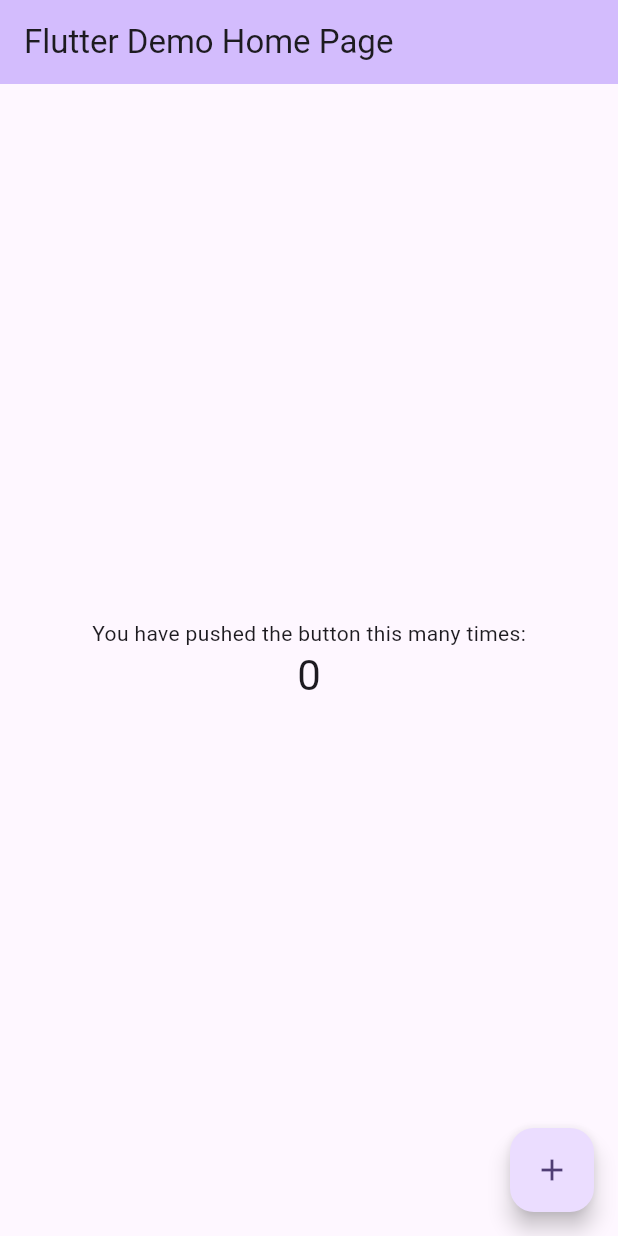
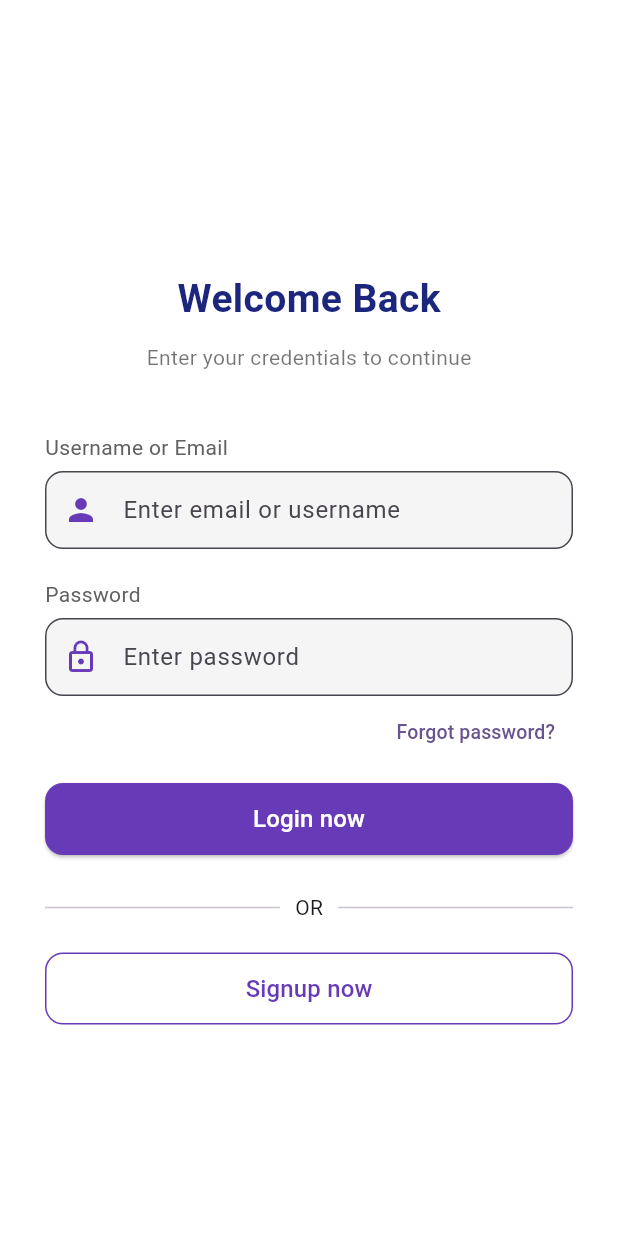
Before and after one commit to mausinjannat/fixItNow, a Flutter app: the screen it shows after launch, on a phone screen of 412 x 824 dp. Run offline on Flutter 3.47's test engine with Material 3 defaults, Android fonts, the phone set to English and light mode, and no system bars; our stand-ins replace firebase_core; accounts and stored records are empty.

Commit message:
1 st commit

```diff
--- a/lib/main.dart
+++ b/lib/main.dart
@@ -1,9 +1,10 @@
 import 'package:flutter/material.dart';
 import 'package:firebase_core/firebase_core.dart';
 import 'firebase_options.dart';
+import 'screens/log_in_team_mritteka.dart'; // ✅ Import your login screen
 
-
-void main() async{
+void main() async {
+  WidgetsFlutterBinding.ensureInitialized(); // ✅ Required before Firebase.init
   await Firebase.initializeApp(
     options: DefaultFirebaseOptions.currentPlatform,
   );
@@ -13,116 +14,16 @@ void main() async{
 class MyApp extends StatelessWidget {
   const MyApp({super.key});
 
-  // This widget is the root of your application.
   @override
   Widget build(BuildContext context) {
     return MaterialApp(
-      title: 'Flutter Demo',
+      title: 'FixItNow App',
+      debugShowCheckedModeBanner: false,
       theme: ThemeData(
-        // This is the theme of your application.
-        //
-        // TRY THIS: Try running your application with "flutter run". You'll see
-        // the application has a purple toolbar. Then, without quitting the app,
-        // try changing the seedColor in the colorScheme below to Colors.green
-        // and then invoke "hot reload" (save your changes or press the "hot
-        // reload" button in a Flutter-supported IDE, or press "r" if you used
-        // the command line to start the app).
-        //
-        // Notice that the counter didn't reset back to zero; the application
-        // state is not lost during the reload. To reset the state, use hot
-        // restart instead.
-        //
-        // This works for code too, not just values: Most code changes can be
-        // tested with just a hot reload.
         colorScheme: ColorScheme.fromSeed(seedColor: Colors.deepPurple),
+        useMaterial3: true,
       ),
-      home: const MyHomePage(title: 'Flutter Demo Home Page'),
+      home: const LogInTeamMritteka(), // ✅ Set login page as home
     );
   }
 }
-
-class MyHomePage extends StatefulWidget {
-  const MyHomePage({super.key, required this.title});
-
-  // This widget is the home page of your application. It is stateful, meaning
-  // that it has a State object (defined below) that contains fields that affect
-  // how it looks.
-
-  // This class is the configuration for the state. It holds the values (in this
-  // case the title) provided by the parent (in this case the App widget) and
-  // used by the build method of the State. Fields in a Widget subclass are
-  // always marked "final".
-
-  final String title;
-
-  @override
-  State<MyHomePage> createState() => _MyHomePageState();
-}
-
-class _MyHomePageState extends State<MyHomePage> {
-  int _counter = 0;
-
-  void _incrementCounter() {
-    setState(() {
-      // This call to setState tells the Flutter framework that something has
-      // changed in this State, which causes it to rerun the build method below
-      // so that the display can reflect the updated values. If we changed
-      // _counter without calling setState(), then the build method would not be
-      // called again, and so nothing would appear to happen.
-      _counter++;
-    });
-  }
-
-  @override
-  Widget build(BuildContext context) {
-    // This method is rerun every time setState is called, for instance as done
-    // by the _incrementCounter method above.
-    //
-    // The Flutter framework has been optimized to make rerunning build methods
-    // fast, so that you can just rebuild anything that needs updating rather
-    // than having to individually change instances of widgets.
-    return Scaffold(
-      appBar: AppBar(
-        // TRY THIS: Try changing the color here to a specific color (to
-        // Colors.amber, perhaps?) and trigger a hot reload to see the AppBar
-        // change color while the other colors stay the same.
-        backgroundColor: Theme.of(context).colorScheme.inversePrimary,
-        // Here we take the value from the MyHomePage object that was created by
-        // the App.build method, and use it to set our appbar title.
-        title: Text(widget.title),
-      ),
-      body: Center(
-        // Center is a layout widget. It takes a single child and positions it
-        // in the middle of the parent.
-        child: Column(
-          // Column is also a layout widget. It takes a list of children and
-          // arranges them vertically. By default, it sizes itself to fit its
-          // children horizontally, and tries to be as tall as its parent.
-          //
-          // Column has various properties to control how it sizes itself and
-          // how it positions its children. Here we use mainAxisAlignment to
-          // center the children vertically; the main axis here is the vertical
-          // axis because Columns are vertical (the cross axis would be
-          // horizontal).
-          //
-          // TRY THIS: Invoke "debug painting" (choose the "Toggle Debug Paint"
-          // action in the IDE, or press "p" in the console), to see the
-          // wireframe for each widget.
-          mainAxisAlignment: MainAxisAlignment.center,
-          children: <Widget>[
-            const Text('You have pushed the button this many times:'),
-            Text(
-              '$_counter',
-              style: Theme.of(context).textTheme.headlineMedium,
-            ),
-          ],
-        ),
-      ),
-      floatingActionButton: FloatingActionButton(
-        onPressed: _incrementCounter,
-        tooltip: 'Increment',
-        child: const Icon(Icons.add),
-      ), // This trailing comma makes auto-formatting nicer for build methods.
-    );
-  }
-}
--- /dev/null
+++ b/lib/screens/log_in_team_mritteka.dart
@@ -0,0 +1,164 @@
+import 'package:flutter/material.dart';
+import 'team_dashboard_mritteka.dart'; // Import the target page
+
+class LogInTeamMritteka extends StatelessWidget {
+  const LogInTeamMritteka({super.key});
+
+  @override
+  Widget build(BuildContext context) {
+    return Scaffold(
+      backgroundColor: Colors.white,
+      body: Center(
+        child: SingleChildScrollView(
+          padding: const EdgeInsets.symmetric(horizontal: 30.0),
+          child: Column(
+            crossAxisAlignment: CrossAxisAlignment.center,
+            children: [
+              const SizedBox(height: 40),
+              const Text(
+                'Welcome Back',
+                style: TextStyle(
+                  fontSize: 26,
+                  fontWeight: FontWeight.bold,
+                  color: Color(0xFF1D267D),
+                ),
+              ),
+              const SizedBox(height: 10),
+              const Text(
+                'Enter your credentials to continue',
+                style: TextStyle(color: Colors.black54),
+              ),
+              const SizedBox(height: 40),
+
+              // Email Field
+              Align(
+                alignment: Alignment.centerLeft,
+                child: Text(
+                  "Username or Email",
+                  style: TextStyle(color: Colors.grey[700]),
+                ),
+              ),
+              const SizedBox(height: 6),
+              TextField(
+                decoration: InputDecoration(
+                  hintText: 'Enter email or username',
+                  prefixIcon: const Icon(Icons.person, color: Colors.deepPurple),
+                  filled: true,
+                  fillColor: const Color(0xFFF5F5F5),
+                  contentPadding: const EdgeInsets.symmetric(vertical: 14, horizontal: 20),
+                  border: OutlineInputBorder(
+                    borderRadius: BorderRadius.circular(12),
+                    borderSide: const BorderSide(color: Colors.deepPurple, width: 1),
+
+                  ),
+                ),
+              ),
+
+              const SizedBox(height: 20),
+
+              // Password Field
+              Align(
+                alignment: Alignment.centerLeft,
+                child: Text(
+                  "Password",
+                  style: TextStyle(color: Colors.grey[700]),
+                ),
+              ),
+              const SizedBox(height: 6),
+              TextField(
+                obscureText: true,
+                decoration: InputDecoration(
+                  hintText: 'Enter password',
+                  prefixIcon: const Icon(Icons.lock_outline, color: Colors.deepPurple),
+                  filled: true,
+                  fillColor: const Color(0xFFF5F5F5),
+                  contentPadding: const EdgeInsets.symmetric(vertical: 14, horizontal: 20),
+
+                  border: OutlineInputBorder(
+                    borderRadius: BorderRadius.circular(12),
+                    borderSide: const BorderSide(color: Colors.deepPurple, width: 1),
+
+
+                  ),
+                ),
+              ),
+
+              // Forgot Password
+              Align(
+                alignment: Alignment.centerRight,
+                child: TextButton(
+                  onPressed: () {},
+                  child: const Text(
+                    'Forgot password?',
+                    style: TextStyle(fontSize: 13),
+                  ),
+                ),
+              ),
+
+              const SizedBox(height: 10),
+
+              // Login Button
+              SizedBox(
+                width: double.infinity,
+                height: 48,
+                child: ElevatedButton(
+                  onPressed: () {
+                    Navigator.push(
+                      context,
+                      MaterialPageRoute(builder: (context) => const TeamDashboardMritteka()),
+                    );
+                  },
+                  style: ElevatedButton.styleFrom(
+                    backgroundColor: Colors.deepPurple,
+                    shape: RoundedRectangleBorder(
+                      borderRadius: BorderRadius.circular(12),
+                    ),
+                  ),
+                  child: const Text(
+                    'Login now',
+                    style: TextStyle(fontSize: 16, color: Colors.white),
+                  ),
+                ),
+              ),
+
+              const SizedBox(height: 25),
+
+              // OR Divider
+              Row(
+                children: const [
+                  Expanded(child: Divider(thickness: 1)),
+                  Padding(
+                    padding: EdgeInsets.symmetric(horizontal: 10),
+                    child: Text("OR"),
+                  ),
+                  Expanded(child: Divider(thickness: 1)),
+                ],
+              ),
+
+              const SizedBox(height: 20),
+
+              // Signup Button
+              SizedBox(
+                width: double.infinity,
+                height: 48,
+                child: OutlinedButton(
+                  onPressed: () {},
+                  style: OutlinedButton.styleFrom(
+                    side: const BorderSide(color: Colors.deepPurple),
+                    shape: RoundedRectangleBorder(
+                      borderRadius: BorderRadius.circular(12),
+                    ),
+                  ),
+                  child: const Text(
+                    'Signup now',
+                    style: TextStyle(color: Colors.deepPurple, fontSize: 16),
+                  ),
+                ),
+              ),
+            ],
+          ),
+        ),
+      ),
+    );
+  }
+}
```
Also changed, not shown: lib/screens/complaint_electrician_mritteka.dart (added, +239 -0 lines), lib/screens/history_mritteka.dart (added, +13 -0 lines), lib/screens/notification_mritteka.dart (added, +13 -0 lines), lib/screens/priority_mritteka.dart (added, +13 -0 lines), lib/screens/team_dashboard_mritteka.dart (added, +102 -0 lines).
